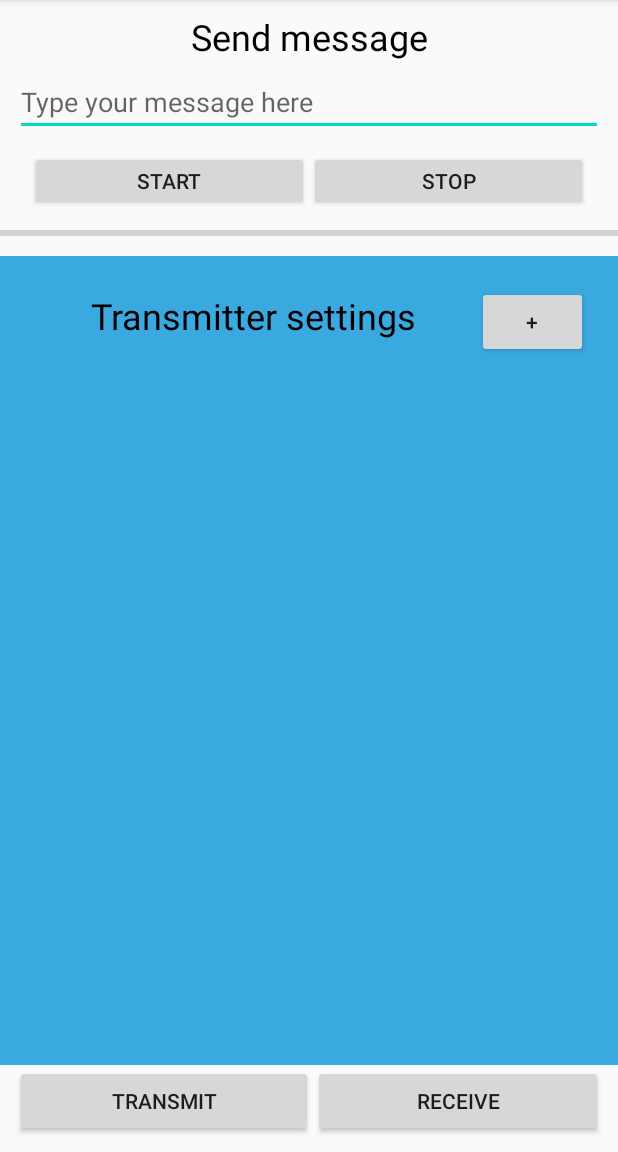
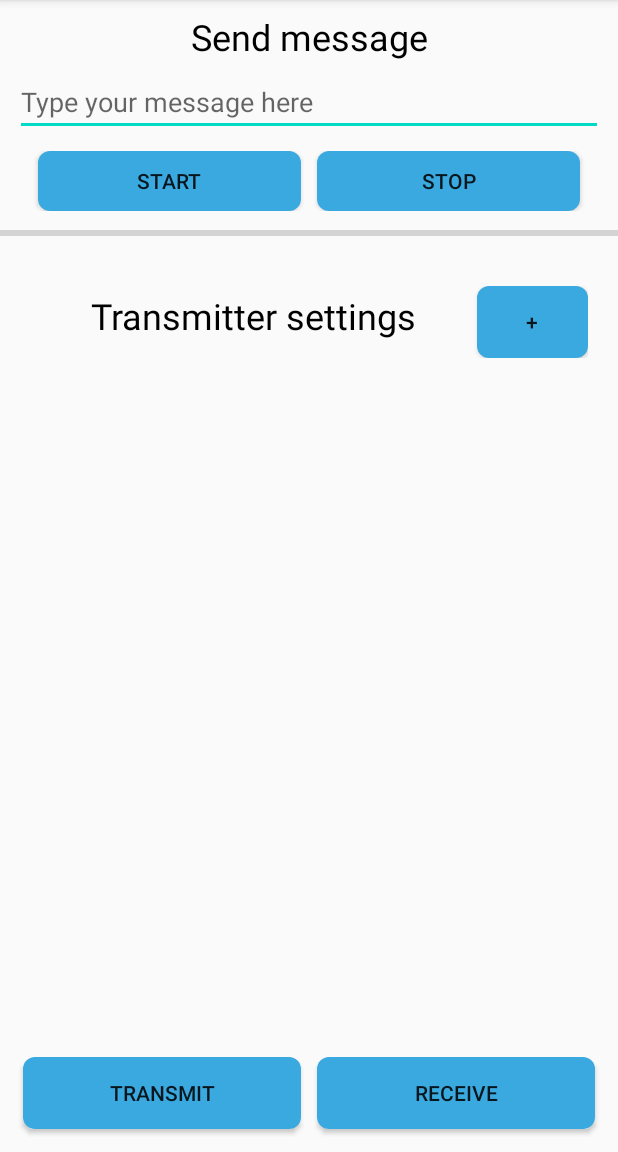
Before and after one commit to RomanBashmakov/Android_AudioMessenger, an Android app: the screen it shows after launch (MainActivity2), after a tap on "START", on a phone screen of 412 x 824 dp, the part 84-1236 px from its top. Run offline under Robolectric (Android 15) with nearby library versions, the phone set to English and light mode, and no system bars; 1 statement that could not run was skipped.

Commit message:
V1.0.2 SetTransmitterSettingCallback

```diff
--- a/app/src/main/AndroidManifest.xml
+++ b/app/src/main/AndroidManifest.xml
@@ -16,6 +16,9 @@
         android:supportsRtl="true"
         android:theme="@style/Theme.AudioRecorder">
         <activity
+            android:name=".ChatActivity"
+            android:exported="false" />
+        <activity
             android:name=".MainActivity"
             android:exported="false" />
         <activity
--- a/app/src/main/java/com/example/audiorecorder/MainActivity.java
+++ b/app/src/main/java/com/example/audiorecorder/MainActivity.java
@@ -500,7 +500,7 @@ public class MainActivity extends Activity {
                     {
                         //showMessageDataSB.append("1");
                         //messageData.setText(showMessageDataSB.toString());
-                        datum = datum | (1 << (bitIndex1-1));
+                        datum = datum | (1 << (bitIndex1 - 1));
                     }
                     else
                     {
--- a/app/src/main/java/com/example/audiorecorder/MainActivity2.java
+++ b/app/src/main/java/com/example/audiorecorder/MainActivity2.java
@@ -2,13 +2,9 @@
 package com.example.audiorecorder;
 
 import android.content.Intent;
-import android.media.AudioFormat;
-import android.media.AudioManager;
-import android.media.AudioTrack;
 import android.support.v7.app.AppCompatActivity;
 import android.os.Bundle;
 import android.view.View;
-import android.widget.ArrayAdapter;
 import android.widget.Button;
 import android.widget.ListView;
 import android.widget.TextView;
@@ -16,7 +12,6 @@ import android.widget.TextView;
 import com.example.audiorecorder.application.SignalConstructor;
 
 import java.util.ArrayList;
-import java.util.BitSet;
 
 //Receiver
 public class MainActivity2 extends AppCompatActivity {
@@ -24,38 +19,54 @@ public class MainActivity2 extends AppCompatActivity {
     public static float duration = (float) 0.3; // duration of sound
     public static int sampleRate = 44100; // Hz
     public static int freq = 500; // Hz
-    public static int numSamples = (int) (sampleRate*duration);// 1/10 - duration
-    double samples[] = new double[numSamples];
-    short buffer[] = new short[numSamples];
-    AudioTrack audioTrack;
+    public static int numSamples = (int) (sampleRate * duration);// 1/10 - duration
 
     SignalConstructor signalConstructor;
 
+    SetTransmitterSettingCallbackHere setTransmitterSettingCallback;
+    public class SetTransmitterSettingCallbackHere implements SetTransmitterSettingCallback{
+        @Override
+        public void setChosenTransmitterSetting() {
+
+        }
+
+        @Override
+        public void deleteSetting(int Position) {
+            transmitterSettingsList.remove(Position);
+            transmitterSettingsAdapter.notifyDataSetChanged();
+        }
+
+        @Override
+        public void checkSetting(int Position) {
+            for (transmitterSetting TS : transmitterSettingsList){
+                TS.setCheckedF(false);
+            }
+            transmitterSettingsList.get(Position).setCheckedF(true);
+            transmitterSettingsAdapter.notifyDataSetChanged();
+        }
+
+        @Override
+        public void setBitDuration(float BD) {
+            duration = BD;
+        }
+
+        @Override
+        public void setFrequency(int frequency) {
+            freq = frequency;
+        }
+    }
+
     static ArrayList<transmitterSetting> transmitterSettingsList = new ArrayList<transmitterSetting>();
-    static transmitterSettingsAdapter transmitterSettingsAdapter;
-
-    ArrayList<Boolean> booleanList = new ArrayList<Boolean>(1000);//bits number
+    transmitterSettingsAdapter transmitterSettingsAdapter;
 
     @Override
     protected void onCreate(Bundle savedInstanceState) {
         super.onCreate(savedInstanceState);
         setContentView(R.layout.activity_main2);
 
-        //one bit sine array initialization
-        for (int i = 1; i < numSamples; ++i)
-        {
-            samples[i] = Math.sin(2 * Math.PI * i / (sampleRate/freq)); // Sine wave
-            buffer[i] = (short) (samples[i] * Short.MAX_VALUE);  // Higher amplitude increases volume
-        }
-
-        //booleanList initialization
-        for (int i = 0; i < 1000; ++i){
-            booleanList.add(false);
-        }
-
         //take all the text to transmit
-        TextView textToTransmit=(TextView) findViewById(R.id.textToTransmit);
-        Button btnTransmit=(Button)findViewById(R.id.Transmit);
+        TextView textToTransmit = findViewById(R.id.textToTransmit);
+        Button btnTransmit = findViewById(R.id.Transmit);
 
         View.OnClickListener oclbtnTransmit = new View.OnClickListener()
         {
@@ -63,155 +74,33 @@ public class MainActivity2 extends AppCompatActivity {
             public void onClick(View v)
             {
                 //clear previous massage
-                StringBuffer textbuffer = new StringBuffer("");
+                StringBuffer textBuffer = new StringBuffer();
                 //take new massage
-                textbuffer.append(textToTransmit.getText().toString());
+                textBuffer.append(textToTransmit.getText().toString());
 
-                //text into bytes
-                byte[] bytes = textbuffer.toString().getBytes();
-
-                //bytes into bitSet
-                BitSet bitbuffer=BitSet.valueOf(bytes);
-
-                //booleanList initialization
-                for (int i = 0; i < 1000; ++i){
-                    booleanList.set(i, false);
-                }
-
-                //1=true, 0=false
-                for (int i = bitbuffer.nextSetBit(0); i >= 0; i = bitbuffer.nextSetBit(i+1))
-                {
-                    booleanList.set((i),true);
-                }
-
-                //Add the preambula at the beginning
-                //1010101010
-                for (int i=0; i<=9; i++)
-                {
-                    if(i%2==0)
-                    {
-                        booleanList.add(0,false);
-                    }
-                    else
-                    {
-                        booleanList.add(0,true);
-                    }
-                }
-
-                //Initialize audioBuffer everytime to avoid corrupted wave
-                ArrayList<Short> audioBuffer = new ArrayList<>();//sine to play
-
-                //Wave to output. 1-sine, 0-zero
-                for (int i=0; i<booleanList.size(); i++)
-                {
-                    if(booleanList.get(i))
-                    {
-                        for (int k=0;k<buffer.length;k++)
-                        {
-                            audioBuffer.add(buffer[k]);
-                        }
-                    }
-                    else
-                    {
-                        for (int k=0;k<buffer.length;k++)
-                        {
-                            audioBuffer.add((short)0);
-                        }
-                    }
-                }
-
-                //Short-to-short
-                short[] audioBuffershort= new short[audioBuffer.size()];
-                for(int sh=0;sh<audioBuffer.size(); sh++)
-                {
-                    audioBuffershort[sh]=audioBuffer.get(sh);
-                }
-
-                //Execute audio
-                audioTrack = new AudioTrack(AudioManager.STREAM_MUSIC,
-                        sampleRate, AudioFormat.CHANNEL_OUT_MONO,
-                        AudioFormat.ENCODING_PCM_16BIT, audioBuffershort.length,
-                        AudioTrack.MODE_STATIC);
-                if(audioTrack.getPlayState()==AudioTrack.PLAYSTATE_PLAYING)
-                {
-                    audioTrack.stop();
-                    audioTrack.flush();
-                }
-                audioTrack.write(audioBuffershort, 0, audioBuffershort.length);
-                audioTrack.play();
+                signalConstructor = new SignalConstructor(textBuffer, true, sampleRate, freq, duration);
+                signalConstructor.start();
             }
         };
         btnTransmit.setOnClickListener(oclbtnTransmit);
 
-        transmitterSettingsAdapter = new transmitterSettingsAdapter(this, transmitterSettingsList);
-        ListView lvTransmitters = (ListView) findViewById(R.id.lvTransmitters);
+        transmitterSettingsAdapter = new transmitterSettingsAdapter(this, transmitterSettingsList, setTransmitterSettingCallback);
+        ListView lvTransmitters = findViewById(R.id.lvTransmitters);
         lvTransmitters.setAdapter(transmitterSettingsAdapter);
     }
 
     public void stopTransmitting(View view)
     {
-        if(audioTrack.getPlayState()==AudioTrack.PLAYSTATE_PLAYING)
+        if (signalConstructor != null)
         {
-            audioTrack.stop();
-            audioTrack.flush();
+            signalConstructor.stopPlaying();
+            signalConstructor.interrupt();
         }
-    }
-
-//    public void setBD(View view)
-//    {
-//        TextView setBD=(TextView) findViewById(R.id.BDInput);
-//        duration = Float.parseFloat(setBD.getText().toString())/1000; // duration of sound in ms
-//        numSamples = (int) (sampleRate*duration);
-//        double samples[] = new double[numSamples];
-//        buffer = new short[numSamples];
-//
-//        //one bit sine array initialization
-//        for (int i = 1; i < numSamples; ++i)
-//        {
-//            samples[i] = Math.sin(2 * Math.PI * i / (sampleRate/freq)); // Sine wave
-//            buffer[i] = (short) (samples[i] * Short.MAX_VALUE);  // Higher amplitude increases volume
-//        }
-//    }
-
-//    public void setFrequency(View view)
-//    {
-//        TextView setHz=(TextView) findViewById(R.id.setHz);
-//
-//        freq = Integer.parseInt(setHz.getText().toString());
-//        numSamples = (int) (sampleRate*duration);
-//        double samples[] = new double[numSamples];
-//        buffer = new short[numSamples];
-//
-//        //one bit sine array initialization
-//        for (int i = 1; i < numSamples; ++i)
-//        {
-//            samples[i] = Math.sin(2 * Math.PI * i / (sampleRate/freq)); // Sine wave
-//            buffer[i] = (short) (samples[i] * Short.MAX_VALUE);  // Higher amplitude increases volume
-//        }
-//    }
-
-    public static void checkSetting(int Position)
-    {
-        for (transmitterSetting TS : transmitterSettingsList){
-            TS.setCheckedF(false);
-        }
-        transmitterSettingsList.get(Position).setCheckedF(true);
-        transmitterSettingsAdapter.notifyDataSetChanged();
-    }
-
-    public void toTransmit(View view)
-    {
     }
 
     public void addSetting(View view)
     {
         transmitterSettingsList.add(new transmitterSetting(1000,(float) 0.3));
-        transmitterSettingsAdapter.notifyDataSetChanged();
-    }
-
-    static public void deleteSetting(int Position)
-    {
-        transmitterSettingsList.remove(Position);
         transmitterSettingsAdapter.notifyDataSetChanged();
     }
 
@@ -221,4 +110,8 @@ public class MainActivity2 extends AppCompatActivity {
         startActivity(intent);
     }
 
+    public void toTransmit(View view)
+    {
+    }
+
 }
--- /dev/null
+++ b/app/src/main/java/com/example/audiorecorder/SetTransmitterSettingCallback.java
@@ -0,0 +1,9 @@
+package com.example.audiorecorder;
+
+public interface SetTransmitterSettingCallback {
+    void setChosenTransmitterSetting();
+    void deleteSetting(int Position);
+    void checkSetting(int Position);
+    void setBitDuration(float BD);
+    void setFrequency(int frequency);
+}
--- a/app/src/main/java/com/example/audiorecorder/application/SignalConstructor.java
+++ b/app/src/main/java/com/example/audiorecorder/application/SignalConstructor.java
@@ -28,7 +28,7 @@ public class SignalConstructor extends Thread {
 
     private List<Handler> handlers = new ArrayList<>();
 
-    public void SignalConstructor (StringBuffer _textBuffer,
+    public SignalConstructor (StringBuffer _textBuffer,
                                    boolean _preambulaF,
                                    int _sampleRate,
                                    int _freq,
--- a/app/src/main/java/com/example/audiorecorder/transmitterSettingsAdapter.java
+++ b/app/src/main/java/com/example/audiorecorder/transmitterSettingsAdapter.java
@@ -1,6 +1,7 @@
 package com.example.audiorecorder;
 
 import android.content.Context;
+import android.support.v7.app.AppCompatActivity;
 import android.text.Editable;
 import android.text.TextWatcher;
 import android.view.LayoutInflater;
@@ -17,8 +18,12 @@ public class transmitterSettingsAdapter extends BaseAdapter {
     Context ctx;
     LayoutInflater lInflater;
     ArrayList<transmitterSetting> objects;
+    SetTransmitterSettingCallback callback;
 
-    transmitterSettingsAdapter(Context context, ArrayList<transmitterSetting> transmitterSettingsList) {
+    transmitterSettingsAdapter(Context context,
+                               ArrayList<transmitterSetting> transmitterSettingsList,
+                               SetTransmitterSettingCallback setTransmitterSettingCallback) {
+        callback = setTransmitterSettingCallback;
         ctx = context;
         objects = transmitterSettingsList;
         lInflater = (LayoutInflater) ctx
@@ -77,7 +82,7 @@ public class transmitterSettingsAdapter extends BaseAdapter {
             @Override
             public void afterTextChanged(Editable s) {
                 MainActivity2.transmitterSettingsList.get(position).setDuration(Float.parseFloat(viewHolder.textBD.getText().toString()));
-                MainActivity2.duration = TS.duration;
+                callback.setBitDuration(TS.duration);
             }
         });
 
@@ -93,9 +98,8 @@ public class transmitterSettingsAdapter extends BaseAdapter {
             @Override
             public void afterTextChanged(Editable s)
             {
-                //TS.setFrequency(Integer.parseInt(viewHolder.textFrequency.getText().toString()));
                 MainActivity2.transmitterSettingsList.get(position).setFrequency(Integer.parseInt(viewHolder.textFrequency.getText().toString()));
-                MainActivity2.freq = TS.frequency;
+                callback.setFrequency(TS.frequency);
             }
         });
 
@@ -104,7 +108,7 @@ public class transmitterSettingsAdapter extends BaseAdapter {
                 @Override
                 public void onClick(View v)
                 {
-                   MainActivity2.deleteSetting(position);
+                    callback.deleteSetting(position);
                 }
             }
         );
@@ -114,9 +118,9 @@ public class transmitterSettingsAdapter extends BaseAdapter {
                 @Override
                 public void onClick(View v)
                 {
-                    MainActivity2.checkSetting(position);
-                    MainActivity2.freq=TS.frequency;
-                    MainActivity2.duration=TS.duration;
+                    callback.checkSetting(position);
+                    callback.setFrequency(TS.frequency);
+                    callback.setBitDuration(TS.duration);
                 }
             }
         );
@@ -129,8 +133,6 @@ public class transmitterSettingsAdapter extends BaseAdapter {
     {
         return ((transmitterSetting) getItem(position));
     }
-
-
 }
 
 class ViewHolder {
--- /dev/null
+++ b/app/src/main/res/drawable/roundedbutton.xml
@@ -0,0 +1,9 @@
+<?xml version="1.0" encoding="utf-8"?>
+<shape xmlns:android="http://schemas.android.com/apk/res/android"
+    android:shape="rectangle">
+    <solid android:color="@color/MY" />
+    <corners android:bottomRightRadius="8dp"
+        android:bottomLeftRadius="8dp"
+        android:topRightRadius="8dp"
+        android:topLeftRadius="8dp"/>
+</shape>
--- a/app/src/main/res/layout/activity_main2.xml
+++ b/app/src/main/res/layout/activity_main2.xml
@@ -34,14 +34,18 @@
             android:layout_width="match_parent"
             android:layout_height="wrap_content"
             android:layout_weight="1"
-            android:text="@string/start" />
+            android:text="@string/start"
+            android:layout_marginHorizontal="5dp"
+            android:background = "@drawable/roundedbutton"/>
 
         <Button
             android:layout_width="match_parent"
             android:layout_height="wrap_content"
+            android:layout_marginHorizontal="5dp"
             android:layout_weight="1"
             android:onClick="stopTransmitting"
-            android:text="@string/stop" />
+            android:text="@string/stop"
+            android:background = "@drawable/roundedbutton" />
 
     </LinearLayout>
 
@@ -64,19 +68,6 @@
 
 
     </LinearLayout>
-
-
-    <LinearLayout
-        android:background="@color/MY"
-        app:layout_constrainedHeight="true"
-        android:orientation="horizontal"
-        android:id="@+id/layoutFilterBackground"
-        android:layout_width="match_parent"
-        android:layout_height="match_parent"
-        app:layout_constraintTop_toBottomOf="@+id/progressBar"
-        app:layout_constraintBottom_toTopOf="@id/linearLayout2">
-    </LinearLayout>
-
 
     <LinearLayout
         android:orientation="horizontal"
@@ -106,7 +97,7 @@
             android:layout_weight="4"
             android:onClick="addSetting"
             android:text="+"
-            />
+            android:background = "@drawable/roundedbutton"/>
     </LinearLayout>
 
     <LinearLayout
@@ -121,16 +112,22 @@
         <Button
             android:layout_width="wrap_content"
             android:layout_height="wrap_content"
+            android:layout_marginHorizontal="5dp"
+            android:layout_marginVertical="5dp"
             android:layout_weight="1"
             android:onClick="toTransmit"
-            android:text="@string/Transmit" />
+            android:text="@string/Transmit"
+            android:background = "@drawable/roundedbutton" />
 
         <Button
             android:layout_width="wrap_content"
             android:layout_height="wrap_content"
+            android:layout_marginVertical="5dp"
+            android:layout_marginHorizontal="5dp"
             android:layout_weight="1"
             android:onClick="toReceive"
-            android:text="@string/Receive" />
+            android:text="@string/Receive"
+            android:background = "@drawable/roundedbutton"/>
     </LinearLayout>
 
 
@@ -150,7 +147,8 @@
             android:id="@+id/lvTransmitters"
             android:layout_width="match_parent"
             android:layout_height="wrap_content"
-            android:choiceMode="singleChoice"/>
+            android:choiceMode="singleChoice"
+            android:layout_marginVertical="2dp"/>
     </LinearLayout>
 
     <ProgressBar
--- a/app/src/main/res/values/strings.xml
+++ b/app/src/main/res/values/strings.xml
@@ -4,6 +4,7 @@
     <string name="SendMessage">Send message</string>
     <string name="Filter">Filter</string>
     <string name="SoundOptions">Transmitter settings</string>
+    <string name="ReceiverSettings">Receiver settings</string>
     <string name="app_name">AudioMessenger</string>
     <string name="record">Reception</string>
     <string name="play">Play</string>
```
Also changed, not shown: app/src/main/java/com/example/audiorecorder/ChatActivity.java (added, +62 -0 lines), app/src/main/res/layout/activity_chat.xml (added, +165 -0 lines), app/src/main/java/receiverSettingsAdapter.java (added).
